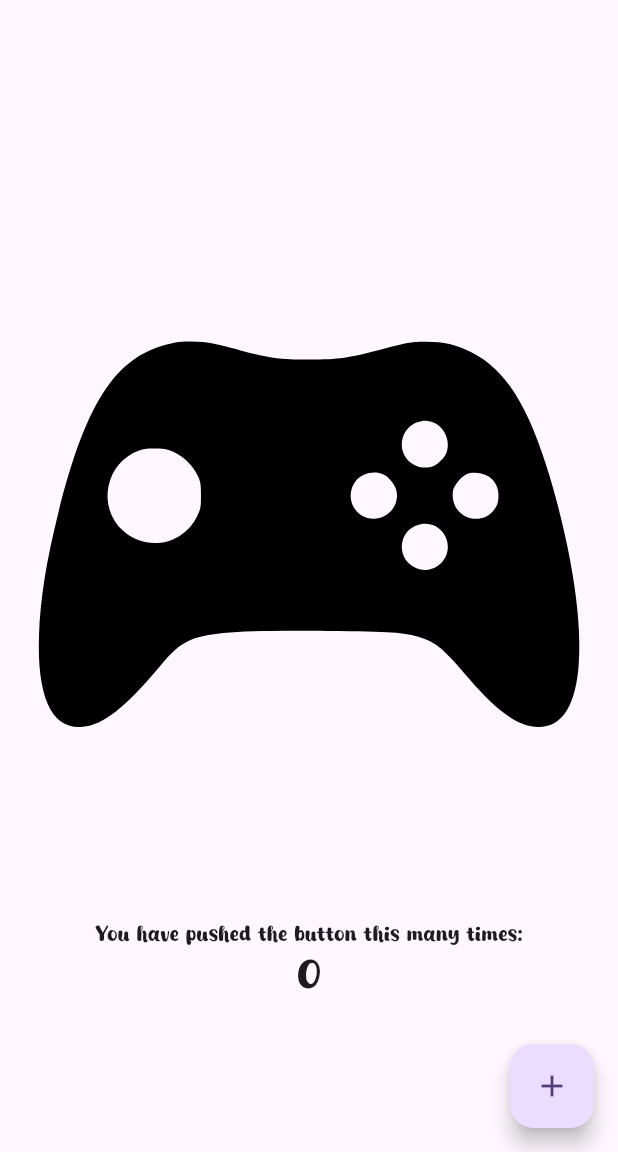
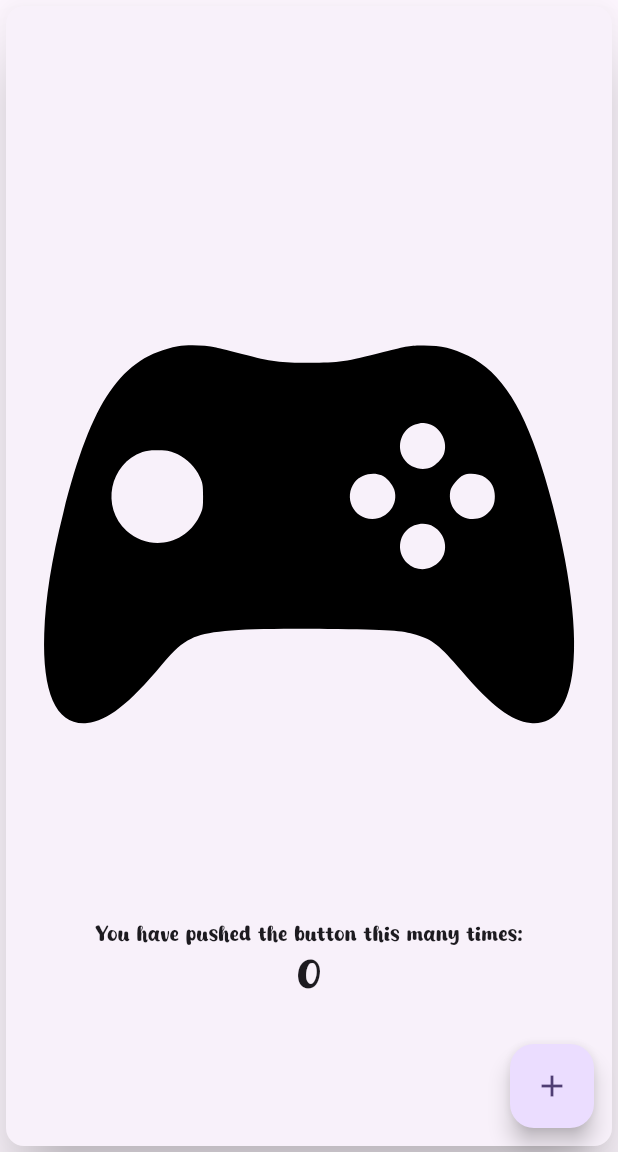
Before and after one commit to Chocoharu/3479A321_2022479044, a Flutter app: the screen it shows after launch, on a phone screen of 412 x 824 dp, the part 84-1236 px from its top. Run offline on Flutter 3.47's test engine with Material 3 defaults, Android fonts, the phone set to English and light mode, and no system bars; our stand-ins replace flutter_svg, logger.

Commit message:
laboratorio3 Avance

```diff
--- a/lib/pages/home_page.dart
+++ b/lib/pages/home_page.dart
@@ -58,7 +58,10 @@ class _MyHomePageState extends State<MyHomePage> {
       body: Center(
         // Center is a layout widget. It takes a single child and positions it
         // in the middle of the parent.
+        child: Card(
+          elevation: 20,
           child: Column(
+
             // Column is also a layout widget. It takes a list of children and
             // arranges them vertically. By default, it sizes itself to fit its
             // children horizontally, and tries to be as tall as its parent.
@@ -89,6 +92,7 @@ class _MyHomePageState extends State<MyHomePage> {
             ],
           ),
         ),
+      ),
       floatingActionButton: FloatingActionButton(
         onPressed: _incrementCounter,
         tooltip: 'Increment',
```
Lines whose indentation alone changed are shown as unchanged.
